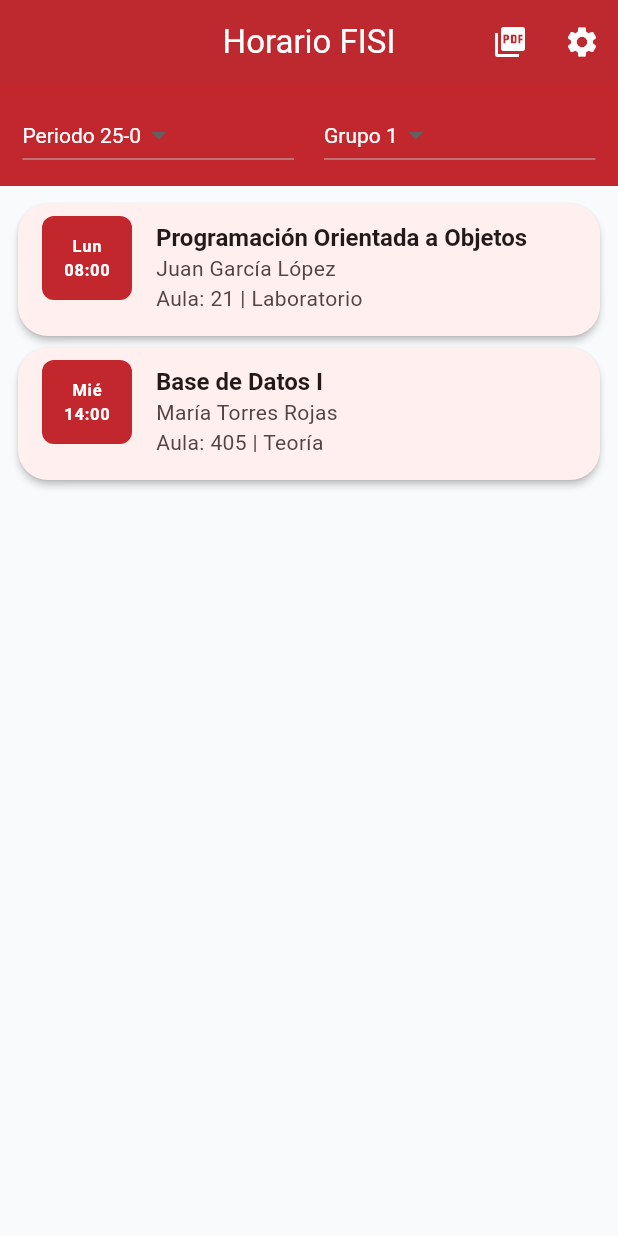
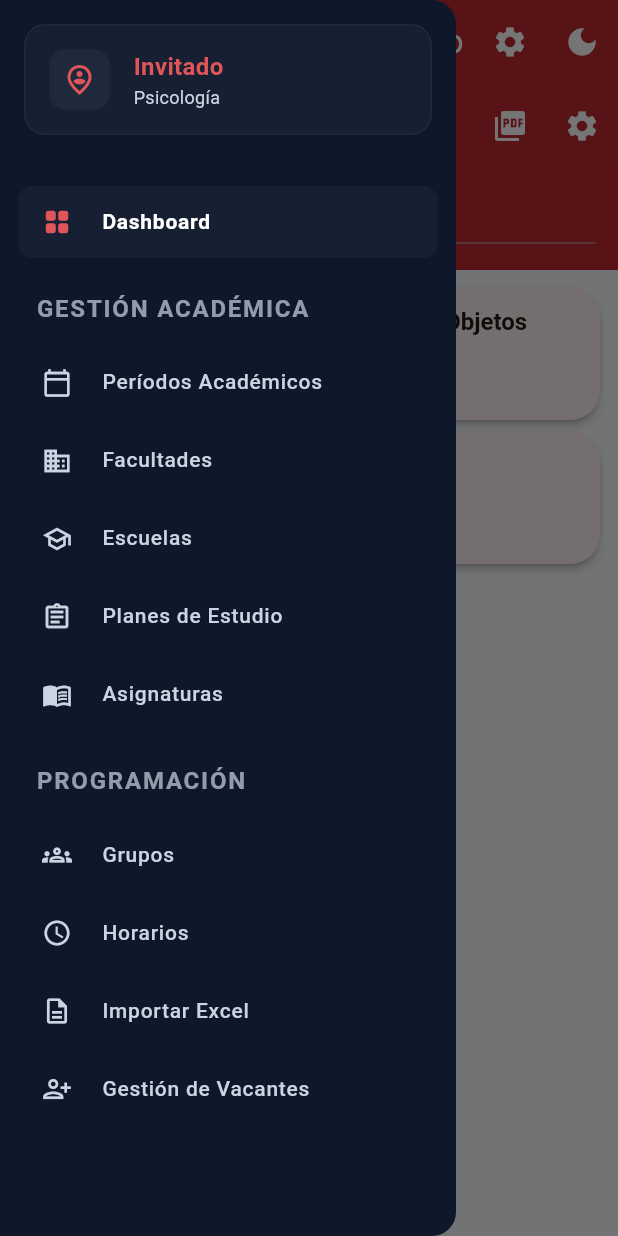
Before and after one commit to jado21/GestionAppMovil, a Flutter app: the screen it shows after launch, with the side drawer open (before the commit the screen has no drawer), on a phone screen of 412 x 824 dp. Run offline on Flutter 3.47's test engine with Material 3 defaults, Android fonts, the phone set to English and light mode, and no system bars; our stand-ins replace file_picker, pdf; missing offline and left inert: excel, open_file_plus; Roboto replaces fonts that are missing (IBM Plex Sans, Sora).

Commit message:
feat(ui): Add layout with sidebar and header
Now the routes render the layout with the different screens as children

TODO:
  Adjust paddings and margins
  Add all buttons to sidebar
  Implement pantalla_principal for real
  Connect to API, refactor services, add more routes etc...

```diff
--- a/lib/main.dart
+++ b/lib/main.dart
@@ -1,3 +1,4 @@
+import 'package:app_unmsm/widgets/layout.dart';
 import 'package:flutter/material.dart';
 import 'screens/splash_screen.dart';
 import 'screens/horarios_screen.dart';
@@ -29,9 +30,9 @@ class MyApp extends StatelessWidget {
 
       // Definimos el mapa de rutas de la aplicación
       routes: {
-        '/': (context) => const SplashScreen(),
-        '/horarios': (context) => const HorariosScreen(),
-        '/gestion': (context) => const GestionDatosScreen(),
+        '/': (context) => const MainLayout(child: SplashScreen()),
+        '/horarios': (context) => const MainLayout(child: HorariosScreen()),
+        '/gestion': (context) => const MainLayout(child: GestionDatosScreen()),
       },
     );
   }
--- /dev/null
+++ b/lib/widgets/header.dart
@@ -0,0 +1,12 @@
+import 'package:flutter/cupertino.dart';
+import 'package:flutter/material.dart';
+
+class MainHeader extends StatelessWidget {
+  const MainHeader({super.key});
+
+  @override
+  Widget build(BuildContext context) {
+    return Container(
+
+
+}
--- /dev/null
+++ b/lib/widgets/layout.dart
@@ -0,0 +1,29 @@
+import 'package:app_unmsm/widgets/sidebar.dart';
+import 'package:flutter/cupertino.dart';
+import 'package:flutter/material.dart';
+
+class MainLayout extends StatelessWidget {
+  final Widget child;
+  const MainLayout({ required this.child, super.key });
+
+  @override
+  Widget build(BuildContext context) {
+    return Scaffold(
+      appBar: AppBar(
+        title: const Text("Portal Administrativo"),
+        actions: <Widget>[ // Optional actions
+          IconButton(
+            icon: const Icon(Icons.settings),
+            onPressed: () {},
+          ),
+          IconButton(
+            icon: const Icon(Icons.dark_mode),
+            onPressed: () {},
+          ),
+        ],
+      ),
+      drawer: const MainSidebar(),
+      body: child,
+    );
+  }
+}
--- /dev/null
+++ b/lib/widgets/sidebar.dart
@@ -0,0 +1,152 @@
+import 'package:flutter/material.dart';
+import 'package:app_unmsm/theme/app_styles.dart';
+import 'package:app_unmsm/widgets/sidebar_button.dart';
+
+class MainSidebar extends StatelessWidget {
+  const MainSidebar({super.key});
+
+  @override
+  Widget build(BuildContext context) {
+    return Drawer(
+      backgroundColor: AppColors.backgroundDark,
+      child: SafeArea(
+        child: Column(
+          children: [
+            // 1. Header de Perfil
+            const _SidebarHeader(),
+
+            const SizedBox(height: AppSpacing.md),
+
+            // 2. Lista de navegación scrolleable
+            Expanded(
+              child: ListView(
+                padding: EdgeInsets.zero,
+                children: [
+                  SidebarButton(
+                    icon: Icons.grid_view_rounded,
+                    label: "Dashboard",
+                    isActive: true, // Ejemplo
+                    onTap: () {},
+                  ),
+
+                  const _SectionLabel(label: "GESTIÓN ACADÉMICA"),
+
+                  SidebarButton(
+                    icon: Icons.calendar_today_outlined,
+                    label: "Períodos Académicos",
+                    onTap: () {},
+                  ),
+                  SidebarButton(
+                    icon: Icons.business_outlined,
+                    label: "Facultades",
+                    onTap: () {},
+                  ),
+                  SidebarButton(
+                    icon: Icons.school_outlined,
+                    label: "Escuelas",
+                    onTap: () {},
+                  ),
+                  SidebarButton(
+                    icon: Icons.assignment_outlined,
+                    label: "Planes de Estudio",
+                    onTap: () {},
+                  ),
+                  SidebarButton(
+                    icon: Icons.menu_book_outlined,
+                    label: "Asignaturas",
+                    onTap: () {},
+                  ),
+
+                  const _SectionLabel(label: "PROGRAMACIÓN"),
+
+                  SidebarButton(
+                    icon: Icons.groups_outlined,
+                    label: "Grupos",
+                    onTap: () {},
+                  ),
+                  SidebarButton(
+                    icon: Icons.access_time_outlined,
+                    label: "Horarios",
+                    onTap: () {},
+                  ),
+                  SidebarButton(
+                    icon: Icons.description_outlined,
+                    label: "Importar Excel",
+                    onTap: () {},
+                  ),
+                  SidebarButton(
+                    icon: Icons.person_add_alt_1_outlined,
+                    label: "Gestión de Vacantes",
+                    onTap: () {},
+                  ),
+                ],
+              ),
+            ),
+          ],
+        ),
+      ),
+    );
+  }
+}
+
+class _SidebarHeader extends StatelessWidget {
+  const _SidebarHeader();
+
+  @override
+  Widget build(BuildContext context) {
+    return Container(
+      margin: const EdgeInsets.all(AppSpacing.md),
+      padding: const EdgeInsets.all(AppSpacing.md),
+      decoration: BoxDecoration(
+        color: AppColors.surfaceDark.withValues(alpha: 0.5),
+        borderRadius: BorderRadius.circular(AppRadii.xl),
+        border: Border.all(color: AppColors.borderDark.withValues(alpha: 0.2)),
+      ),
+      child: Row(
+        children: [
+          Container(
+            padding: const EdgeInsets.all(AppSpacing.xs),
+            decoration: BoxDecoration(
+              color: AppColors.surfaceDark,
+              borderRadius: BorderRadius.circular(AppRadii.md),
+            ),
+            child: const Icon(Icons.person_pin_circle_outlined, color: AppColors.primaryDarkMode),
+          ),
+          const SizedBox(width: AppSpacing.md),
+          Column(
+            crossAxisAlignment: CrossAxisAlignment.start,
+            children: [
+              Text(
+                "Invitado",
+                style: AppTextStyles.title.copyWith(color: AppColors.primaryDarkMode),
+              ),
+              Text(
+                "Psicología",
+                style: AppTextStyles.caption.copyWith(color: AppColors.textSecondaryDark),
+              ),
+            ],
+          ),
+        ],
+      ),
+    );
+  }
+}
+
+class _SectionLabel extends StatelessWidget {
+  final String label;
+  const _SectionLabel({required this.label});
+
+  @override
+  Widget build(BuildContext context) {
+    return Padding(
+      padding: const EdgeInsets.fromLTRB(AppSpacing.xl, AppSpacing.lg, AppSpacing.md, AppSpacing.sm),
+      child: Text(
+        label,
+        style: AppTextStyles.sectionTitle.copyWith(
+          color: AppColors.textSecondaryDark.withValues(alpha: 0.7),
+          letterSpacing: 1.2,
+        ),
+      ),
+    );
+  }
+}
--- /dev/null
+++ b/lib/widgets/sidebar_button.dart
@@ -0,0 +1,43 @@
+import 'package:flutter/material.dart';
+import 'package:app_unmsm/theme/app_styles.dart';
+
+class SidebarButton extends StatelessWidget {
+  final IconData icon;
+  final String label;
+  final bool isActive;
+  final VoidCallback onTap;
+
+  const SidebarButton({
+    super.key,
+    required this.icon,
+    required this.label,
+    this.isActive = false,
+    required this.onTap,
+  });
+
+  @override
+  Widget build(BuildContext context) {
+    return Padding(
+      padding: const EdgeInsets.symmetric(horizontal: AppSpacing.sm, vertical: 2),
+      child: ListTile(
+        onTap: onTap,
+        dense: true,
+        shape: RoundedRectangleBorder(borderRadius: BorderRadius.circular(AppRadii.md)),
+        leading: Icon(
+          icon,
+          color: isActive ? AppColors.primaryDarkMode : AppColors.textSecondaryDark,
+          size: 20,
+        ),
+        title: Text(
+          label,
+          style: AppTextStyles.bodySm.copyWith(
+            color: isActive ? Colors.white : AppColors.textSecondaryDark,
+            fontWeight: isActive ? FontWeight.w600 : FontWeight.w500,
+          ),
+        ),
+        tileColor: isActive ? AppColors.surfaceDark.withValues(alpha: 0.5) : Colors.transparent,
+        hoverColor: AppColors.surfaceDark,
+      ),
+    );
+  }
+}
```
